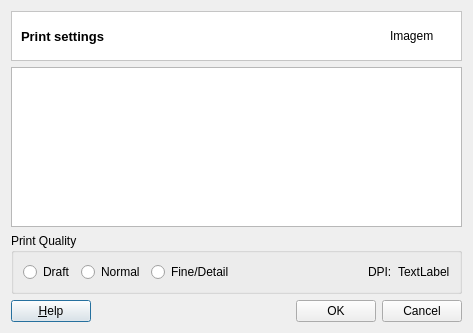
claudiobogossian/terraprint, file src/terralib/layout/qt/ui/PrintSettings.ui: the form before one commit.
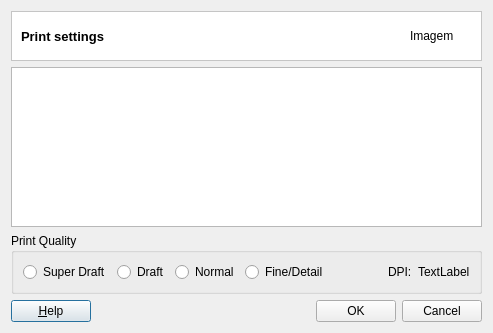
The form after the commit.

Commit message: refs #166 - add super draft option;

```diff
--- a/src/terralib/layout/qt/ui/PrintSettings.ui
+++ b/src/terralib/layout/qt/ui/PrintSettings.ui
@@ -6,7 +6,7 @@
    <rect>
     <x>0</x>
     <y>0</y>
-    <width>473</width>
+    <width>493</width>
     <height>333</height>
    </rect>
   </property>
@@ -16,9 +16,15 @@
     <verstretch>0</verstretch>
    </sizepolicy>
   </property>
+  <property name="minimumSize">
+   <size>
+    <width>493</width>
+    <height>333</height>
+   </size>
+  </property>
   <property name="maximumSize">
    <size>
-    <width>473</width>
+    <width>493</width>
     <height>333</height>
    </size>
   </property>
@@ -114,9 +120,16 @@
        <property name="flat">
         <bool>true</bool>
        </property>
-       <layout class="QHBoxLayout" name="horizontalLayout_4">
+       <layout class="QHBoxLayout" name="horizontalLayout_3">
         <item>
-         <layout class="QHBoxLayout" name="horizontalLayout_3">
+         <layout class="QHBoxLayout" name="horizontalLayout_2">
+          <item>
+           <widget class="QRadioButton" name="rdoSuperDraft">
+            <property name="text">
+             <string>Super Draft</string>
+            </property>
+           </widget>
+          </item>
           <item>
            <widget class="QRadioButton" name="rdoDraft">
             <property name="text">
@@ -145,7 +158,7 @@
             </property>
             <property name="sizeHint" stdset="0">
              <size>
-              <width>158</width>
+              <width>88</width>
               <height>17</height>
              </size>
             </property>
```
The commit also changes 3 other files.
